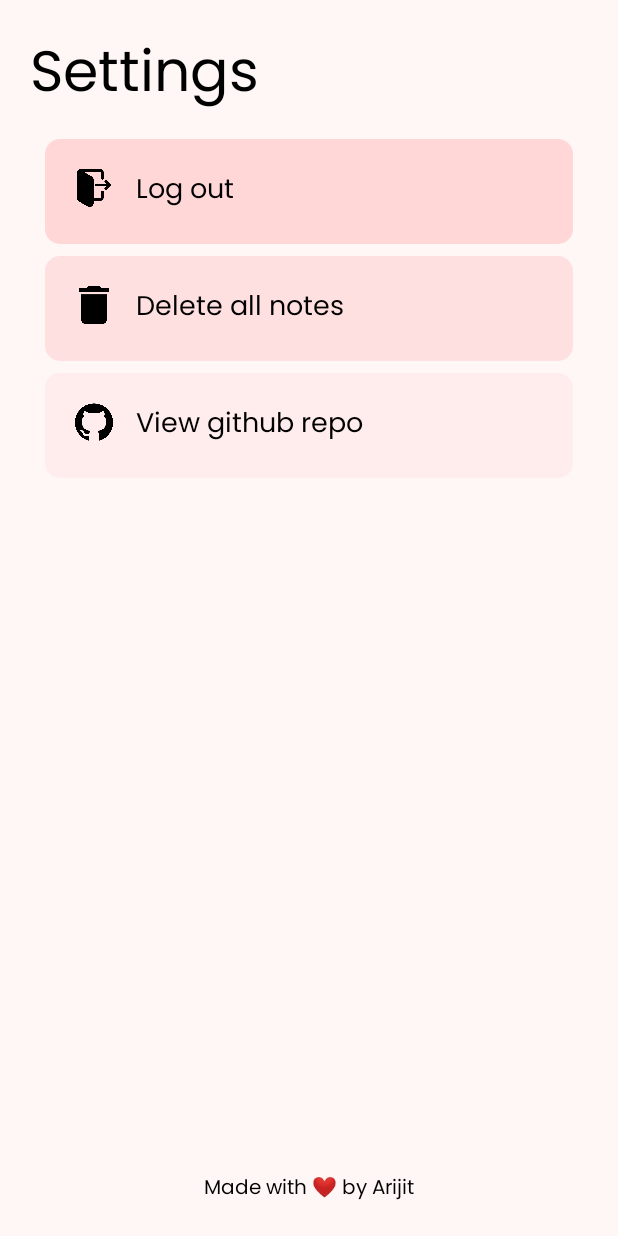
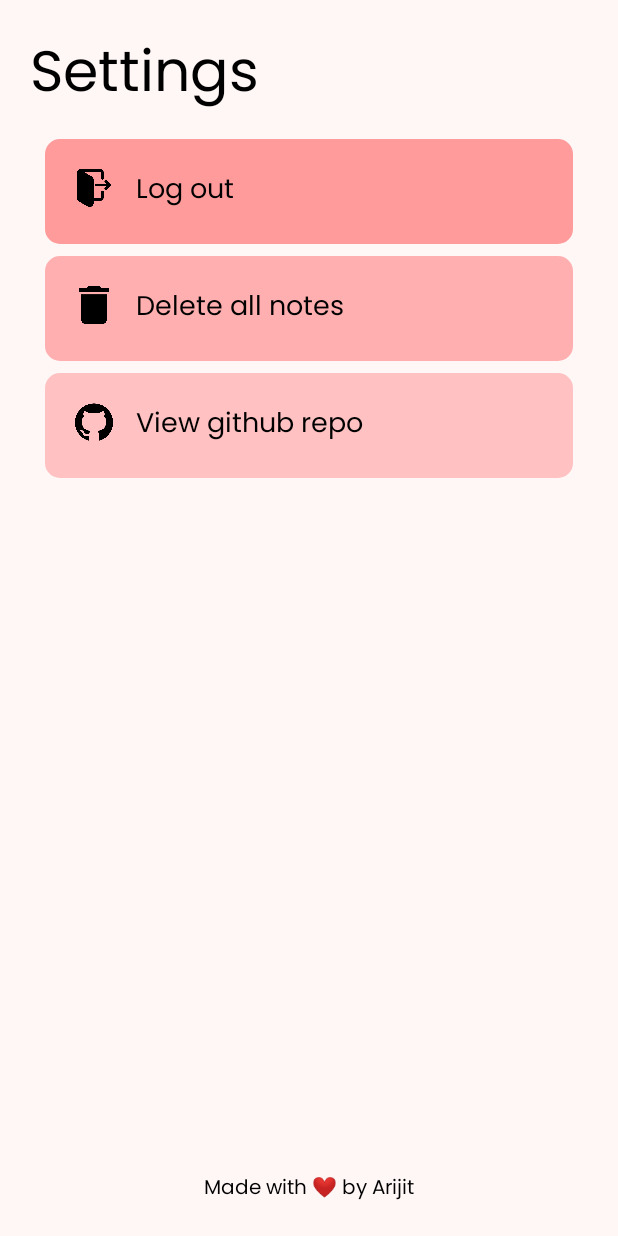
Before and after one commit to Arijit-05/Scribbly, an Android app: the SettingsActivity screen opened directly, with no data from a screen before it, on a phone screen of 412 x 824 dp. Run offline under Robolectric (Android 15) with nearby library versions, the phone set to English and light mode, and no system bars; our stand-ins replace Firebase (no records; nobody signed in at launch, a user with empty details on screens opened directly).

Commit message:
fixed settings color themes

```diff
--- a/app/src/main/java/com/arijit/notes/SettingsActivity.kt
+++ b/app/src/main/java/com/arijit/notes/SettingsActivity.kt
@@ -9,7 +9,6 @@ import android.os.Build
 import android.os.Bundle
 import android.os.VibrationEffect
 import android.os.Vibrator
-import android.widget.Button
 import android.widget.Toast
 import androidx.activity.enableEdgeToEdge
 import androidx.annotation.RequiresPermission
--- a/app/src/main/res/layout/activity_settings.xml
+++ b/app/src/main/res/layout/activity_settings.xml
@@ -38,7 +38,7 @@
             <LinearLayout
                 android:layout_width="match_parent"
                 android:layout_height="match_parent"
-                android:background="#FFD7D7"
+                android:background="#FF9B9B"
                 android:orientation="horizontal"
                 android:padding="20dp">
 
@@ -71,7 +71,7 @@
             <LinearLayout
                 android:layout_width="match_parent"
                 android:layout_height="match_parent"
-                android:background="#FFE0E0"
+                android:background="#FFAFAF"
                 android:orientation="horizontal"
                 android:padding="20dp">
 
@@ -104,7 +104,7 @@
             <LinearLayout
                 android:layout_width="match_parent"
                 android:layout_height="match_parent"
-                android:background="#FFECEC"
+                android:background="#FFC1C1"
                 android:padding="20dp">
 
                 <ImageView
```
